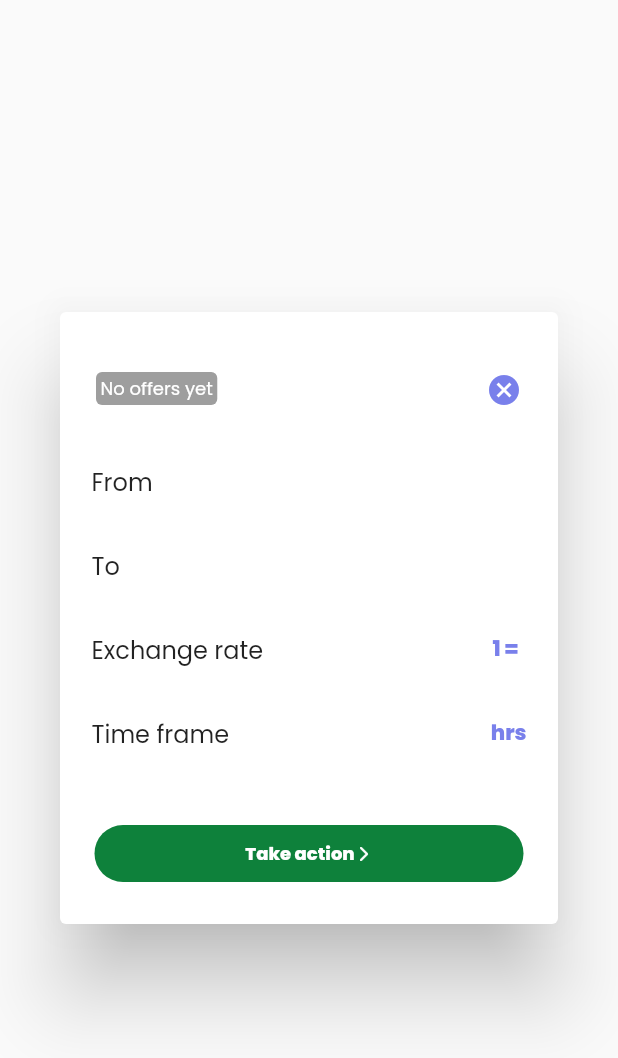
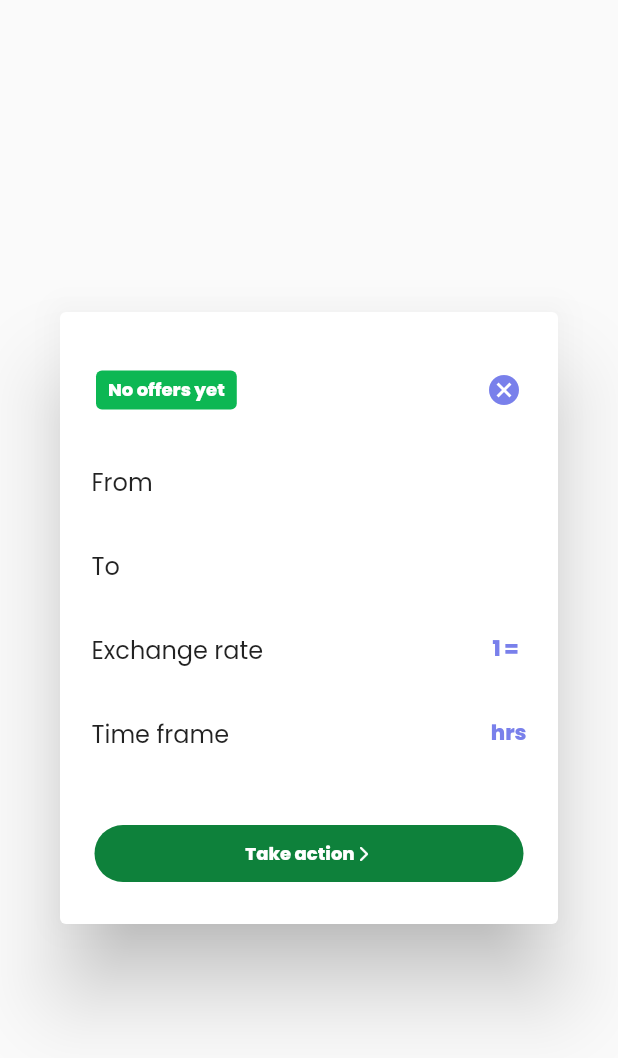
Before and after one commit to hrinternal/equal_cash_mobile_app_2021, a Flutter app: the AlertDialogWidget widget shown alone on an empty page, opened directly, on a phone screen of 412 x 824 dp. Shown: the top 1058 px of the screen. Run offline on Flutter 3.47's test engine with Material 2 defaults, Android fonts, the phone set to English and light mode, and no system bars; our stand-ins replace country_code_picker, dio, email_validator, flutter_svg, get, image_picker and 6 more; missing offline and left inert: virtual_keyboard_multi_language; accounts and stored records are empty; generated files the repository leaves out were written again; network calls fail.

Commit message:
08-07-21 commit

```diff
--- a/lib/screens/my_request_screen.dart
+++ b/lib/screens/my_request_screen.dart
@@ -142,6 +142,7 @@ class _MyRequestScreenState extends State<MyRequestScreen> {
                                       shrinkWrap: true,
                                       physics: AlwaysScrollableScrollPhysics(),
                                       itemBuilder: (_, index) {
+                                        var request = requests[index];
                                         return Column(
                                           children: [
                                             ListTile(
@@ -157,7 +158,7 @@ class _MyRequestScreenState extends State<MyRequestScreen> {
                                                             0.9,
                                                         child: AlertDialogWidget<
                                                             UserRequestDataBean>(
-                                                          data: requests[index],
+                                                          data: request,
                                                           options: "mine",
                                                         ),
                                                       );
@@ -168,7 +169,7 @@ class _MyRequestScreenState extends State<MyRequestScreen> {
                                                 size: 10,
                                               ),
                                               title: Text(
-                                                "${requests[index].amount} ${requests[index].base_currency} - ${requests[index].quote_currency}",
+                                                "${request.amount} ${request.base_currency} - ${request.quote_currency}",
                                                 style: TextStyle(
                                                     color: Colors.black,
                                                     fontWeight:
@@ -182,12 +183,12 @@ class _MyRequestScreenState extends State<MyRequestScreen> {
                                                       CrossAxisAlignment.start,
                                                   children: [
                                                     Text(
-                                                        "Time frame - ${requests[index].time_frame}hrs"),
+                                                        "Time frame - ${request.time_frame}hrs"),
                                                     // Spacer(),
                                                     SizedBox(
                                                       height: 1,
                                                     ),
-                                                    RequestLabel()
+                                                    RequestLabel(status: request.status??"0", numOffer: request.no_of_offer??0)
                                                   ],
                                                 ),
                                               ),
@@ -203,7 +204,7 @@ class _MyRequestScreenState extends State<MyRequestScreen> {
                                                     //     child: Icon(Icons.more_vert)),
                                                     // Spacer(),
                                                     Text(
-                                                      "${requests[index].date_created}",
+                                                      "${request.date_created}",
                                                       style: TextStyle(
                                                           color: Color.fromRGBO(
                                                               121,
@@ -248,20 +249,22 @@ class _MyRequestScreenState extends State<MyRequestScreen> {
 
 class RequestLabel extends StatelessWidget {
   const RequestLabel({
-    Key? key,
+    Key? key, required this.status, required this.numOffer,
   }) : super(key: key);
-
+final String status;
+final num numOffer;
   @override
   Widget build(BuildContext context) {
+    var noOffer = status=="0";
     return Material(
       shape: RoundedRectangleBorder(
           borderRadius: BorderRadius.all(Radius.circular(4))),
-      color: Colors.grey,
+      color: noOffer?Colors.grey:Color.fromARGB(255, 13, 183, 83),
       child: Padding(
-        padding: EdgeInsets.symmetric(horizontal: 3, vertical: 2),
+        padding: EdgeInsets.symmetric(horizontal: 8, vertical: 4),
         child: Text(
-          "No offers yet",
-          style: TextStyle(fontSize: 12, color: Colors.white),
+          numOffer==0?"No offers yet":("$numOffer ${numOffer > 1?"offers":"offer"} "),
+          style: TextStyle(fontSize: 12, color: Colors.white,fontWeight: FontWeight.bold),
         ),
       ),
     );
@@ -294,11 +297,13 @@ class AlertDialogWidget<T> extends StatelessWidget {
     var requestId = myData?.unique_id ?? allData?['unique_id'] ?? "";
     var userId = myData?.user_id ?? allData?['user_id'] ?? "";
     String rate = myData?.rate ?? allData?['rate'] ?? "";
+    String status = myData?.status ?? allData?['status'] ?? "";
+    num numOffer = myData?.no_of_offer ?? num.parse(allData?['no_of_offer']?? "0") ;
     return AlertDialog(
       contentPadding: EdgeInsets.all(5),
       title: ListTile(
           contentPadding: EdgeInsets.zero,
-          leading: RequestLabel(),
+          leading: RequestLabel(status: status,numOffer: numOffer),
           trailing: InkWell(
             onTap: () => Navigator.of(context).pop(),
             child: Icon(
@@ -361,7 +366,7 @@ class AlertDialogWidget<T> extends StatelessWidget {
                   padding: EdgeInsets.symmetric(vertical: 10),
                   onPressed: () {
                     Get.back();
-                    if (options == "mine") {
+                    if (numOffer>0) {
                       _showMyRequestOptions(onClick: (option) {
                         Get.back();
                         switch (option) {
```
Also changed, not shown: lib/screens/all_requests.dart (+6 -15 lines), assets/images/n1.jpeg (added), assets/images/n10.jpeg (added), assets/images/n2.jpeg (added), assets/images/n3.jpeg (added), assets/images/n4.jpeg (added), assets/images/n5.jpeg (added), assets/images/n6.jpeg (added), assets/images/n7.jpeg (added), assets/images/n8.jpeg (added), assets/images/n9.jpeg (added).
